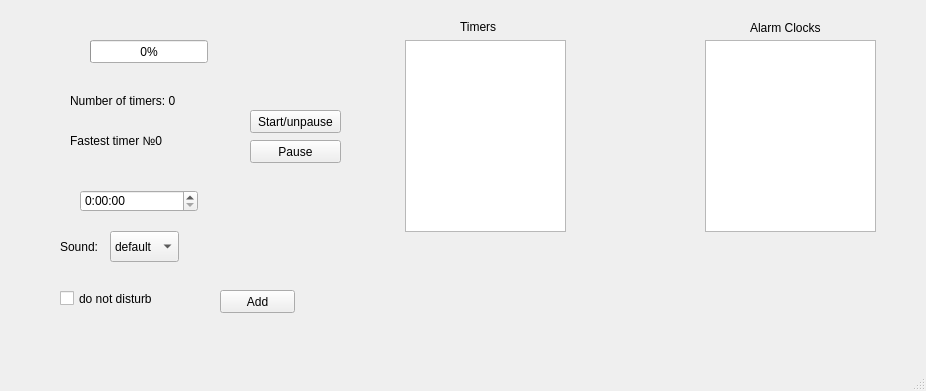
First picture: the form in kurs2sem1lab2-OOP/mainwindow.ui, repository theRomeo505/University-Studies, before the edit.
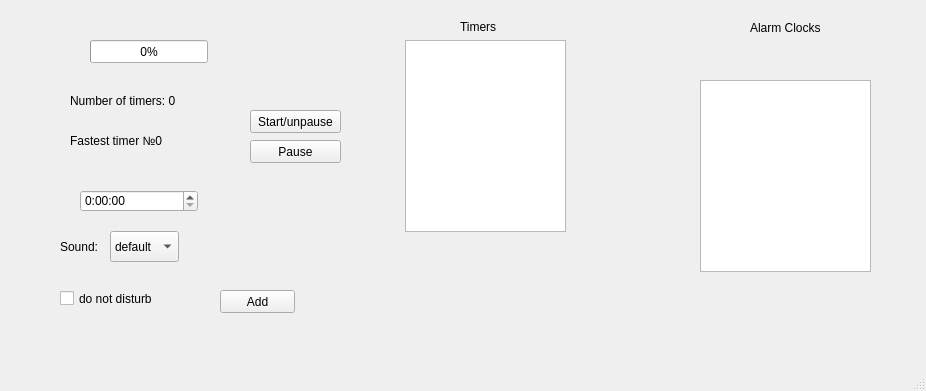
Second picture: the form after the edit.

```diff
--- a/kurs2sem1lab2-OOP/mainwindow.ui
+++ b/kurs2sem1lab2-OOP/mainwindow.ui
@@ -59,8 +59,8 @@
    <widget class="QListWidget" name="listWidget_clocks">
     <property name="geometry">
      <rect>
-      <x>705</x>
-      <y>40</y>
+      <x>700</x>
+      <y>80</y>
       <width>171</width>
       <height>192</height>
      </rect>
```
